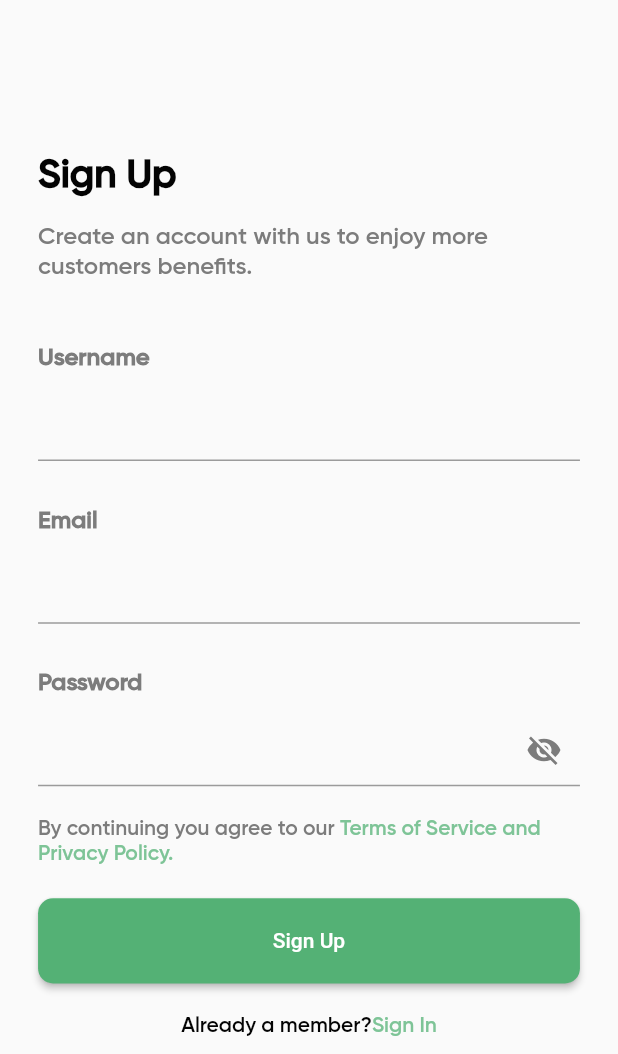
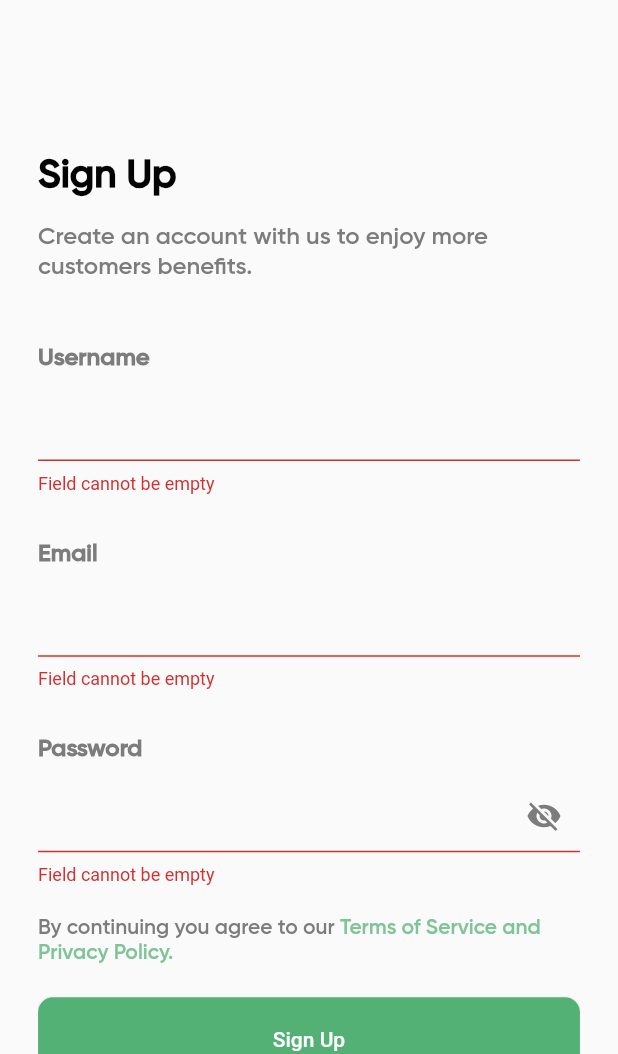
Before and after one commit to Adenugakolade-02/Gobble, a Flutter app: the SignupForm screen opened directly, after a tap on "Sign Up", on a phone screen of 412 x 824 dp, the part 182-1236 px from its top. Run offline on Flutter 3.47's test engine with Material 2 defaults, Android fonts, the phone set to English and light mode, and no system bars; our stand-ins replace smooth_page_indicator.

Commit message:
added functionality to sign up and sign in screen

```diff
--- a/lib/main.dart
+++ b/lib/main.dart
@@ -2,9 +2,13 @@
 import 'package:gobble/screens/onboarding_screen.dart';
 import 'package:gobble/screens/signup_screen.dart';
 import 'package:gobble/screens/login_screen.dart';
+import 'package:gobble/utils/providers/form_providers.dart';
+import 'package:provider/provider.dart';
 
 void main() {
-  runApp(const MyApp());
+  runApp(
+    const MyApp(),
+  );
 }
 
 class MyApp extends StatelessWidget {
@@ -22,7 +26,7 @@ class MyApp extends StatelessWidget {
     )
       ),
 
-      home: OnBoardingScreen()
+      home: LogInForm()
     );
   }
 }
--- a/lib/screens/login_screen.dart
+++ b/lib/screens/login_screen.dart
@@ -1,6 +1,8 @@
 import 'package:flutter/gestures.dart';
 import 'package:flutter/material.dart';
+import 'package:gobble/utils/providers/form_providers.dart';
 import 'package:gobble/widgets/forms/basic_form_field.dart';
+import 'package:provider/provider.dart';
 
 import '../utils/dimensions.dart';
 import '../widgets/onboarding_widgets/onboarding_buttons.dart';
@@ -9,6 +11,14 @@ import 'package:gobble/screens/signup_screen.dart';
 
 class LogInForm extends StatelessWidget {
   final _key = GlobalKey<FormState>();
+  ValidateForms form = ValidateForms();
+
+  // void _login(){
+  //   if (_key.currentState?.validate()==true){
+  //     _key.currentState!.save();
+  //     print(form.name);
+  //   }
+  // }
 
   TextStyle textStyle = const TextStyle(
       fontFamily: 'Gilroy',
@@ -58,8 +68,7 @@ class LogInForm extends StatelessWidget {
                       textAlign: TextAlign.right,
                     ),
                     const SizedBox(height: 10),
-                    BasicFormField(
-                        hasIcon: false, suffixIcon: null, isPassWord: false),
+                    BasicFormField(validator: (value)=>form.validateEmail(value), saveData: (_)=>form.saveMail(_),),
                     SizedBox(height: getHeight(context, 30)),
                     Text(
                       'Password',
@@ -68,6 +77,8 @@ class LogInForm extends StatelessWidget {
                     ),
                     const SizedBox(height: 10),
                     BasicFormField(
+                        validator: (value)=>form.validatePassWord(value),
+                        saveData: (_)=> form.savePass(_),
                         hasIcon: true,
                         suffixIcon: const Icon(
                           Icons.visibility_off,
@@ -87,12 +98,12 @@ class LogInForm extends StatelessWidget {
                               fontWeight: FontWeight.w500,
                               fontFamily: 'Gilroy'),
                         ),
-                        onPressed: () {},
+                        onPressed: (){},
                       ),
                     ),
                     SizedBox(height: getHeight(context, 20)),
                     SizedBox(height: getHeight(context, 20)),
-                    OnBoardingButton('Log In', () {}),
+                    OnBoardingButton('Log In', ()=>form.login(_key)),
                     SizedBox(height: getHeight(context, 20)),
                     Center(
                       child: RichText(
@@ -112,7 +123,8 @@ class LogInForm extends StatelessWidget {
                                     fontFamily: 'Gilroy',
                                     color: Color(0xFF7EC497)),
                                 recognizer: TapGestureRecognizer()
-                                  ..onTap = ()=>Navigator.push(context, MaterialPageRoute(builder: (context)=>SignupForm())))
+                                  ..onTap = ()=>Navigator.push(context, MaterialPageRoute(builder: (context)=>SignupForm()))
+                                  )
                           ])),
                     ),
                   ],
--- a/lib/screens/signup_screen.dart
+++ b/lib/screens/signup_screen.dart
@@ -1,13 +1,14 @@
 import 'package:flutter/gestures.dart';
 import 'package:flutter/material.dart';
 import 'package:gobble/widgets/forms/basic_form_field.dart';
-
+import 'package:gobble/utils/providers/form_providers.dart';
 import '../utils/dimensions.dart';
 import '../widgets/onboarding_widgets/onboarding_buttons.dart';
 import 'login_screen.dart';
 
 class SignupForm extends StatelessWidget {
   final _key = GlobalKey<FormState>();
+  ValidateForms form = ValidateForms();
 
   TextStyle textStyle = const TextStyle(
       fontFamily: 'Gilroy',
@@ -59,8 +60,7 @@ class SignupForm extends StatelessWidget {
                       textAlign: TextAlign.right,
                     ),
                     const SizedBox(height: 10),
-                    BasicFormField(
-                        hasIcon: false, suffixIcon: null, isPassWord: false),
+                    BasicFormField(validator: (_)=>form.validateName(_), saveData: (_)=>form.saveName(_),),
                     SizedBox(height: getHeight(context, 30)),
                     Text(
                       'Email',
@@ -68,8 +68,7 @@ class SignupForm extends StatelessWidget {
                       textAlign: TextAlign.right,
                     ),
                     const SizedBox(height: 10),
-                    BasicFormField(
-                        hasIcon: false, suffixIcon: null, isPassWord: false),
+                    BasicFormField(validator: (_)=>form.validateEmail(_),saveData: (_)=>form.saveMail(_),),
                     SizedBox(height: getHeight(context, 30)),
                     Text(
                       'Password',
@@ -83,7 +82,10 @@ class SignupForm extends StatelessWidget {
                           Icons.visibility_off,
                           color: Color(0xFF7C7C7C),
                         ),
-                        isPassWord: true),
+                        isPassWord: true,
+                        validator: (_)=>form.validatePassWord(_),
+                        saveData: (_)=>form.savePass(_),
+                        ),
                     SizedBox(height: getHeight(context, 20)),
                     RichText(
                         text: TextSpan(
@@ -103,7 +105,7 @@ class SignupForm extends StatelessWidget {
                                   color: Color(0xFF7EC497)))
                         ])),
                     SizedBox(height: getHeight(context, 20)),
-                    OnBoardingButton('Sign Up', () {}),
+                    OnBoardingButton('Sign Up', ()=>form.login(_key)),
                     SizedBox(height: getHeight(context, 20)),
                     Center(
                       child: RichText(
--- /dev/null
+++ b/lib/utils/providers/form_providers.dart
@@ -0,0 +1,58 @@
+import 'package:flutter/cupertino.dart';
+
+class ValidateForms{
+
+  String? email;
+  String? password;
+  String? name;
+
+  String? validateEmail(String? value){
+    if (value!.isEmpty){
+      return "Field cannot be empty";
+    }else {
+      return null;
+    }
+  }
+
+  String? validatePassWord(String? value){
+    if (value!.isEmpty){
+      return "Field cannot be empty";
+    }
+    else if(value.length<6){
+      return "Password lenght is less than 6";
+    }
+    else {
+      return null;
+    }
+  }
+
+
+  String? validateName(String? value){
+    if (value!.isEmpty){
+      return "Field cannot be empty";
+    }else {
+      name=value;
+      return null;
+    }
+  }
+
+
+  void login(GlobalKey<FormState> key){
+    if (key.currentState?.validate() ?? false){
+      key.currentState!.save();
+    }
+  }
+
+
+
+  void saveMail(String? value){
+    email = value!;
+  }
+  void savePass(String? value){
+    password = value!;
+  }
+  void saveName(String? value){
+    password = value!;
+  }
+
+}
--- a/lib/widgets/forms/basic_form_field.dart
+++ b/lib/widgets/forms/basic_form_field.dart
@@ -4,10 +4,12 @@ import '../../utils/dimensions.dart';
 class BasicFormField extends StatelessWidget {
   // String? Function(String?) validator;
   dynamic suffixIcon;
-  bool hasIcon=false;
-  bool isPassWord = false;
+  final bool hasIcon;
+  final bool isPassWord;
+  final String? Function(String?) validator;
+  final Function(String?) saveData;
 
-  BasicFormField({required this.hasIcon, required this.suffixIcon, required this.isPassWord});
+  BasicFormField({this.hasIcon=false, this.suffixIcon=null, this.isPassWord=false, required this.validator, required this.saveData});
 
   FocusNode focusNode = new FocusNode();
   @override
@@ -27,6 +29,8 @@ class BasicFormField extends StatelessWidget {
         ),
         style: const TextStyle(fontFamily: 'Gilroy',fontWeight: FontWeight.w500,fontSize:18),
         obscureText: isPassWord,
+        validator: validator,
+        onSaved: saveData,
         // validator: validator,
       );
   }
```
